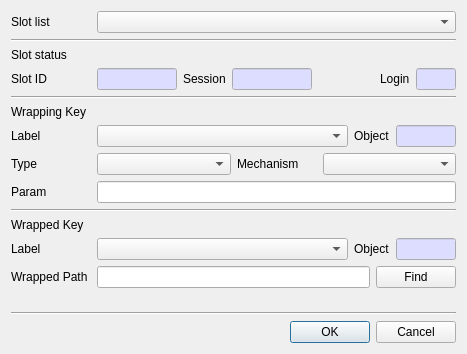
The window that CryptokiMan/wrap_key_dlg.ui (jykim74/CryptokiMan) describes before a commit, drawn with Qt 5.
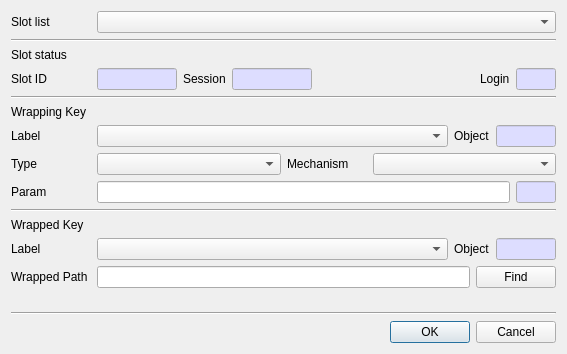
The same window after the commit.

Patch:
```diff
--- a/CryptokiMan/wrap_key_dlg.ui
+++ b/CryptokiMan/wrap_key_dlg.ui
@@ -6,7 +6,7 @@
    <rect>
     <x>0</x>
     <y>0</y>
-    <width>467</width>
+    <width>567</width>
     <height>354</height>
    </rect>
   </property>
@@ -403,25 +403,6 @@
    </item>
    <item>
     <layout class="QGridLayout" name="gridLayout_4">
-     <item row="0" column="0">
-      <widget class="QLabel" name="label_10">
-       <property name="minimumSize">
-        <size>
-         <width>80</width>
-         <height>0</height>
-        </size>
-       </property>
-       <property name="maximumSize">
-        <size>
-         <width>80</width>
-         <height>16777215</height>
-        </size>
-       </property>
-       <property name="text">
-        <string>Param</string>
-       </property>
-      </widget>
-     </item>
      <item row="0" column="1" colspan="2">
       <widget class="QLineEdit" name="mWrappingParamText">
        <property name="maximumSize">
@@ -432,6 +413,81 @@
        </property>
       </widget>
      </item>
+     <item row="0" column="0">
+      <widget class="QLabel" name="label_10">
+       <property name="minimumSize">
+        <size>
+         <width>80</width>
+         <height>0</height>
+        </size>
+       </property>
+       <property name="maximumSize">
+        <size>
+         <width>80</width>
+         <height>16777215</height>
+        </size>
+       </property>
+       <property name="text">
+        <string>Param</string>
+       </property>
+      </widget>
+     </item>
+     <item row="0" column="3">
+      <widget class="QLineEdit" name="mWrappingParamLenText">
+       <property name="minimumSize">
+        <size>
+         <width>40</width>
+         <height>0</height>
+        </size>
+       </property>
+       <property name="maximumSize">
+        <size>
+         <width>40</width>
+         <height>16777215</height>
+        </size>
+       </property>
+       <property name="palette">
+        <palette>
+         <active>
+          <colorrole role="Base">
+           <brush brushstyle="SolidPattern">
+            <color alpha="255">
+             <red>221</red>
+             <green>221</green>
+             <blue>255</blue>
+            </color>
+           </brush>
+          </colorrole>
+         </active>
+         <inactive>
+          <colorrole role="Base">
+           <brush brushstyle="SolidPattern">
+            <color alpha="255">
+             <red>221</red>
+             <green>221</green>
+             <blue>255</blue>
+            </color>
+           </brush>
+          </colorrole>
+         </inactive>
+         <disabled>
+          <colorrole role="Base">
+           <brush brushstyle="SolidPattern">
+            <color alpha="255">
+             <red>240</red>
+             <green>240</green>
+             <blue>240</blue>
+            </color>
+           </brush>
+          </colorrole>
+         </disabled>
+        </palette>
+       </property>
+       <property name="readOnly">
+        <bool>true</bool>
+       </property>
+      </widget>
+     </item>
     </layout>
    </item>
    <item>
```
